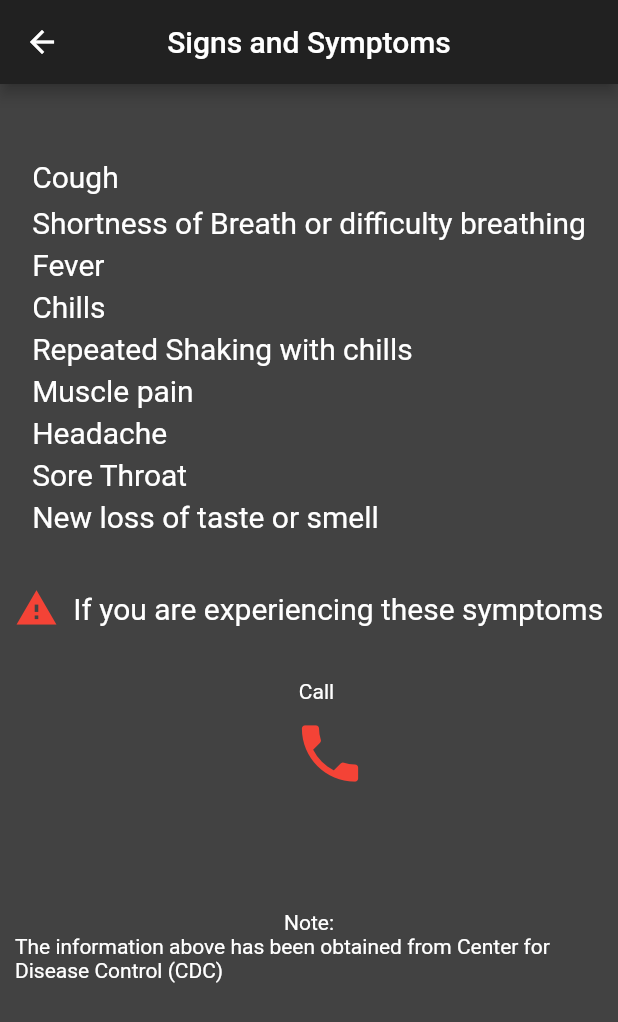
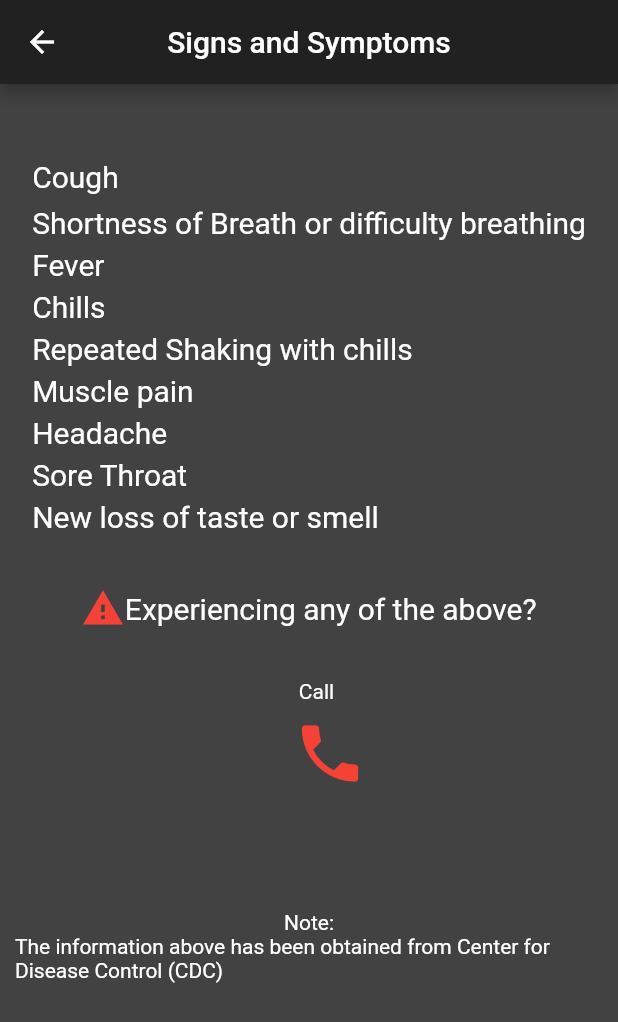
Before and after one commit to RodgerCodes/Covidfy, a Flutter app: the screen it shows after launch, after a tap on the "local hospital" icon, on a phone screen of 412 x 824 dp. Shown: the top 1022 px of the screen. Run offline on Flutter 3.47's test engine with Material 2 defaults, Android fonts, the phone set to English and light mode, and no system bars; our stand-ins replace flutter_spinkit, share.

Commit message:
bug fix and app is ready for shipment

```diff
--- a/lib/Services/api.dart
+++ b/lib/Services/api.dart
@@ -13,7 +13,7 @@ class api{
 
   Future<void> getData() async {
     try{
-       Response response = await  get('https://corona.lmao.ninja/v2/all');
+       Response response = await  get('https://disease.sh/v2/countries/Malawi?yesterday=true&strict=true');
        Map data = jsonDecode(response.body);
        int cases = data['cases'];
        int deaths = data['deaths'];
--- a/lib/pages/Home.dart
+++ b/lib/pages/Home.dart
@@ -35,7 +35,7 @@ class _HomeState extends State<Home> {
     return showDialog(context: context,builder: (context){
       return AlertDialog(
         title: Text('About'),
-        content:Text('Covidfy app v1.0.0 Developed by Rodger Kumwanje',
+        content:Text('Covidfy app v1.2.0 Developed by Rodger Kumwanje',
         style: TextStyle(
           fontSize: 19
         ),),
@@ -103,7 +103,7 @@ class _HomeState extends State<Home> {
               ),
             ),
             Container(
-              margin: EdgeInsets.fromLTRB(0, 230, 0, 0),
+              margin: EdgeInsets.fromLTRB(0, 180, 0, 0),
               child: Column(
                 children: <Widget>[
                 Container(
@@ -128,7 +128,7 @@ class _HomeState extends State<Home> {
                             ),
                           ),
                           Padding(
-                            padding: EdgeInsets.fromLTRB(20, 5, 20, 35),
+                            padding: EdgeInsets.fromLTRB(20, 5, 15, 35),
                             child: Text(
                               'Call Number'
                               ,
@@ -165,7 +165,7 @@ class _HomeState extends State<Home> {
                                fontWeight: FontWeight.bold
                             ),),
                             Padding(
-                              padding:EdgeInsets.fromLTRB(30, 0, 30, 20),
+                              padding:EdgeInsets.fromLTRB(30, 0, 20, 20),
                               child: Text(
                                 'Symptoms',
                                 style: TextStyle(
@@ -203,7 +203,7 @@ class _HomeState extends State<Home> {
                             ),
                           ),
                           Padding(
-                            padding:EdgeInsets.fromLTRB(35, 5, 20, 35) ,
+                            padding:EdgeInsets.fromLTRB(33, 5, 15, 35) ,
                             child: Text(
                               'Prevention',
                                style: TextStyle(
@@ -235,9 +235,9 @@ class _HomeState extends State<Home> {
                             ),
                           ),
                           Padding(
-                            padding: EdgeInsets.fromLTRB(30, 5, 25, 38),
+                            padding: EdgeInsets.fromLTRB(15, 5, 15, 38),
                             child: Text(
-                              'World Stats',
+                              'Malawi Stats',
                               style: TextStyle(
                                 fontWeight: FontWeight.bold,
                                 fontSize: 20,
--- a/lib/pages/Signs.dart
+++ b/lib/pages/Signs.dart
@@ -114,14 +114,14 @@ class _SignsState extends State<Signs> {
                   Container(
                     margin:EdgeInsets.fromLTRB(0, 30, 0, 10) ,
                     child: Row(
-                      mainAxisAlignment: MainAxisAlignment.spaceEvenly,
+                      mainAxisAlignment: MainAxisAlignment.center,
                       children: <Widget>[
                         Icon(
                           Icons.warning,
                           color: Colors.red,
                           size: 29,
                         ),
-                        Text('If you are experiencing these symptoms',
+                        Text('Experiencing any of the above?',
                     style: TextStyle(
                       color:Colors.white,
                       fontSize: 20
--- a/lib/pages/Splash.dart
+++ b/lib/pages/Splash.dart
@@ -14,6 +14,12 @@ class _SplashState extends State<Splash> {
     });
   }
 
+  Future<Null> _handleRefresh()async{
+    return await Future.delayed(Duration(seconds:3),(){
+      print('Refreshing');
+    });
+  }
+
   @override
   void initState() {
     super.initState();
@@ -22,18 +28,22 @@ class _SplashState extends State<Splash> {
   @override
   Widget build(BuildContext context) {
     return Scaffold(
-       body: SafeArea(
+       body: RefreshIndicator(
+         onRefresh: _handleRefresh,
+         child: ListView(
+           children: <Widget>[
+              SafeArea(
                 child: Column(
            children: <Widget>[
              Padding(
-               padding: EdgeInsets.fromLTRB(100, 10, 0, 0),
-               child: Image.asset('assets/covidy.png',
+               padding: EdgeInsets.fromLTRB(10, 10, 0, 0),
+               child: Image.asset('assets/ncov.png',
                width: 200,
                height: 150,),
              ),
              Container(
-               margin: EdgeInsets.fromLTRB(120, 450, 0, 0),
-               child: SpinKitCubeGrid(
+               margin: EdgeInsets.fromLTRB(10, 400, 0, 0),
+               child: SpinKitFadingCircle(
                  color: Colors.grey[900],
                  size: 50,
                ),
@@ -41,6 +51,9 @@ class _SplashState extends State<Splash> {
            ],
          ),
        ),
+           ],
+         ),
+       )
     );
   }
 }
--- a/pubspec.yaml
+++ b/pubspec.yaml
@@ -48,7 +48,7 @@ flutter:
 
   # To add assets to your application, add an assets section, like this:
   assets:
-   - assets/covidy.png
+   - assets/ncov.png
 
 
   # An image asset can refer to one or more resolution-specific "variants", see
```
Also changed, not shown: assets/covidy.png (deleted), assets/ncov.jpg (deleted), assets/ncov.png (added), 15 other files.
